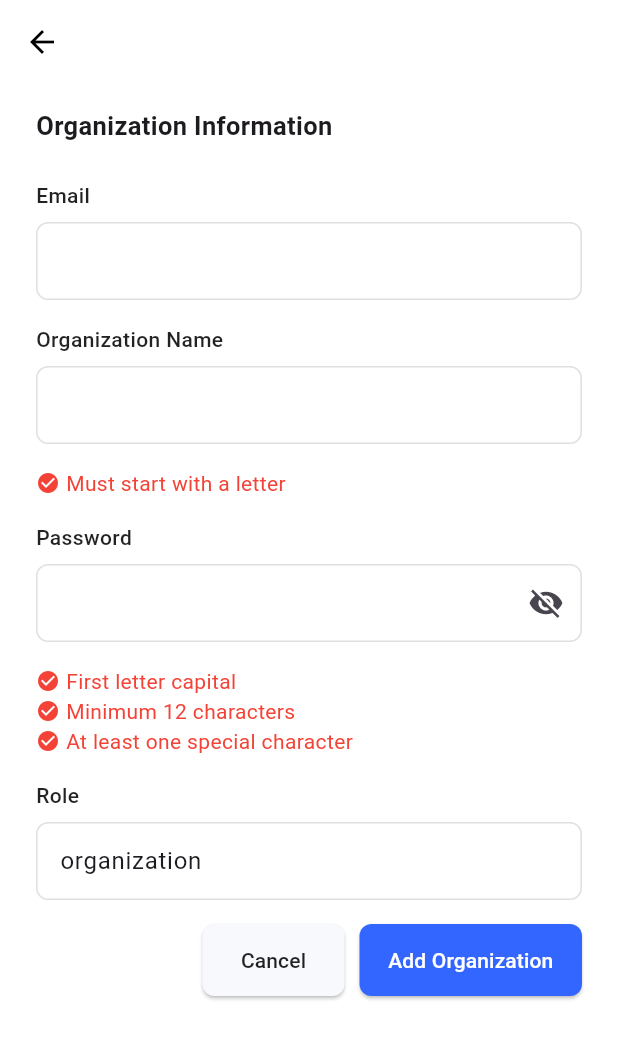
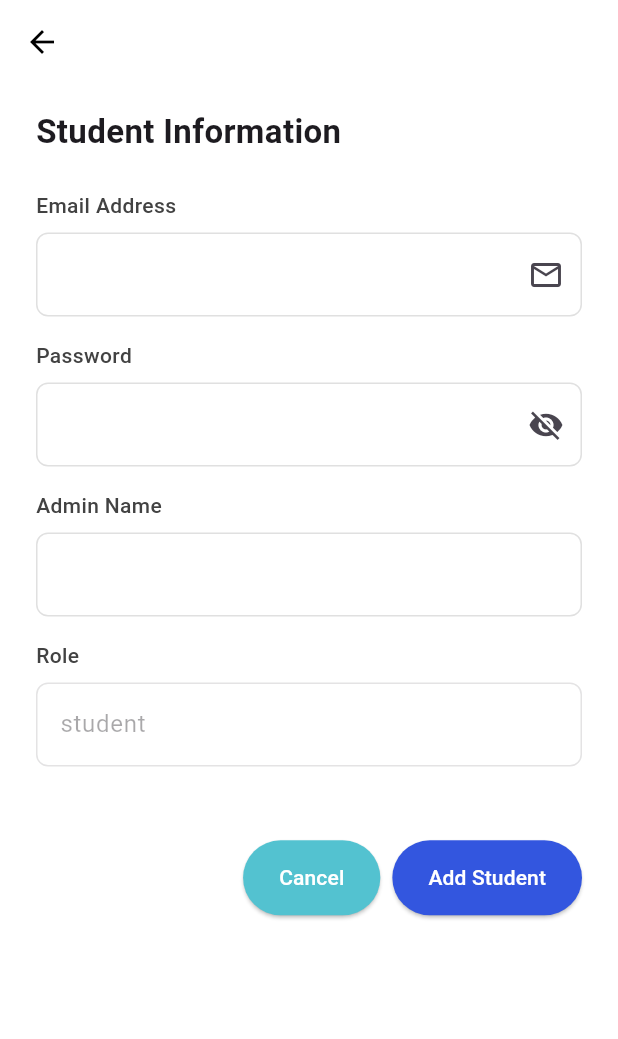
Before and after one commit to Way4Web/ems_project, a Flutter app: the StudentResponsiveHeader widget shown alone on an empty page, opened directly, after a tap on "Add Student", on a phone screen of 412 x 824 dp. Shown: the top 1039 px of the screen. Run offline on Flutter 3.47's test engine with Material 3 defaults, Android fonts, the light colour scheme and no system bars; our stand-ins replace flutter_riverpod, flutter_secure_storage, intl_phone_field, jwt_decoder; accounts and stored records are empty; network calls fail.

Commit message:
Add Student Post API Integration

```diff
--- a/lib/presentation/all_students.dart
+++ b/lib/presentation/all_students.dart
@@ -4,12 +4,12 @@ import 'package:ems_project/providers/student_provider.dart';
 import 'package:flutter/material.dart';
 import 'package:flutter_riverpod/flutter_riverpod.dart';
 
-class StudentScreen extends ConsumerStatefulWidget {
+class AllStudentScreen extends ConsumerStatefulWidget {
   @override
   _StudentScreenState createState() => _StudentScreenState();
 }
 
-class _StudentScreenState extends ConsumerState<StudentScreen> {
+class _StudentScreenState extends ConsumerState<AllStudentScreen> {
   @override
   void initState() {
     // TODO: implement initState
--- a/lib/presentation/sidebar_screen.dart
+++ b/lib/presentation/sidebar_screen.dart
@@ -102,7 +102,7 @@ class SidebarScreen extends ConsumerWidget  {
                       Navigator.push(
                         context,
                         MaterialPageRoute(
-                          builder: (context) => StudentScreen(),
+                          builder: (context) => AllStudentScreen(),
                         ),
                       );
                     },
--- a/lib/presentation/signin_screen.dart
+++ b/lib/presentation/signin_screen.dart
@@ -5,11 +5,8 @@ import 'package:ems_project/presentation/sidebar_screen.dart';
 import 'package:flutter/material.dart';
 import 'package:flutter_riverpod/flutter_riverpod.dart';
 
-import 'add_organisation.dart';
-
 class SignInScreen extends ConsumerStatefulWidget {
   const SignInScreen({Key? key}) : super(key: key);
-
 
   @override
   ConsumerState<SignInScreen> createState() => _SignInScreenState();
@@ -20,9 +17,7 @@ class _SignInScreenState extends ConsumerState<SignInScreen> {
   final TextEditingController _emailCtrl = TextEditingController();
   final TextEditingController _passwordCtrl = TextEditingController();
   bool _obscurePassword = true;
-  bool _rememberMe = false;
   late String role;
-  // get role => null;
 
   @override
   Widget build(BuildContext context) {
--- /dev/null
+++ b/lib/presentation/widget/add_students.dart
@@ -0,0 +1,367 @@
+import 'package:ems_project/Services/login_api.dart';
+import 'package:ems_project/presentation/all_students.dart';
+import 'package:ems_project/presentation/sidebar_screen.dart';
+import 'package:ems_project/providers/add_student_provider.dart';
+import 'package:flutter/material.dart';
+import 'package:flutter_riverpod/flutter_riverpod.dart';
+
+class AddStudents extends ConsumerStatefulWidget {
+  const AddStudents({Key? key}) : super(key: key);
+
+  @override
+  ConsumerState<AddStudents> createState() => _AddStudentsScreenState();
+}
+
+class _AddStudentsScreenState extends ConsumerState<AddStudents> {
+  final _formKey = GlobalKey<FormState>();
+  final TextEditingController _emailCtrl = TextEditingController();
+  final TextEditingController _adminCtrl = TextEditingController();
+  final TextEditingController _passwordCtrl = TextEditingController();
+  bool _obscurePassword = true;
+
+
+  @override
+  void dispose() {
+    // Dispose controllers when the widget is removed
+    _emailCtrl.dispose();
+    _adminCtrl.dispose();
+    _passwordCtrl.dispose();
+    super.dispose();
+  }
+
+
+  @override
+  Widget build(BuildContext context) {
+    return Scaffold(
+      appBar: AppBar(),
+      backgroundColor: Colors.white,
+      body: SingleChildScrollView(
+        padding: const EdgeInsets.symmetric(horizontal: 24.0, vertical: 16.0),
+        child: ConstrainedBox(
+          constraints: const BoxConstraints(maxWidth: 400),
+          child: Column(
+            mainAxisAlignment: MainAxisAlignment.start,
+            crossAxisAlignment: CrossAxisAlignment.start,
+            children: [
+              // WELCOME MESSAGE
+              const Text(
+                'Student Information',
+                style: TextStyle(fontSize: 22, fontWeight: FontWeight.bold),
+              ),
+
+              const SizedBox(height: 24),
+
+              // FORM
+              Form(
+                key: _formKey,
+                child: Column(
+                  crossAxisAlignment: CrossAxisAlignment.start,
+                  children: [
+                    // EMAIL FIELD
+                    Column(
+                      crossAxisAlignment: CrossAxisAlignment.start,
+                      children: [
+                        Text(
+                          'Email Address',
+                          style: TextStyle(
+                            fontSize: 14,
+                            fontWeight: FontWeight.w500,
+                            color: Colors.grey[800],
+                          ),
+                        ),
+                        const SizedBox(height: 8),
+                        TextFormField(
+                          controller: _emailCtrl,
+                          decoration: InputDecoration(
+                            border: OutlineInputBorder(
+                              borderRadius: BorderRadius.circular(8),
+                              borderSide: const BorderSide(
+                                color: Color(0xFFDCE0E5),
+                              ),
+                            ),
+                            focusedBorder: OutlineInputBorder(
+                              borderRadius: BorderRadius.circular(8),
+                              borderSide: const BorderSide(
+                                color: Color(0xFFDCE0E5),
+                                width: 1.0,
+                              ),
+                            ),
+                            enabledBorder: OutlineInputBorder(
+                              borderRadius: BorderRadius.circular(8),
+                              borderSide: BorderSide(
+                                color: Color(
+                                  0xFFE0E0E0,
+                                ), // Light grey color for enabled state
+                              ),
+                            ),
+                            suffixIcon: Icon(Icons.email_outlined),
+                          ),
+                          keyboardType: TextInputType.emailAddress,
+                          validator: (value) {
+                            if (value == null || value.isEmpty) {
+                              return 'Please enter your email';
+                            }
+                            return null;
+                          },
+                        ),
+                      ],
+                    ),
+                    const SizedBox(height: 16),
+
+                    // PASSWORD FIELD
+                    Column(
+                      crossAxisAlignment: CrossAxisAlignment.start,
+                      children: [
+                        Text(
+                          'Password',
+                          style: TextStyle(
+                            fontSize: 14,
+                            fontWeight: FontWeight.w500,
+                            color: Colors.grey[800],
+                          ),
+                        ),
+                        const SizedBox(height: 8),
+                        TextFormField(
+                          controller: _passwordCtrl,
+                          obscureText: _obscurePassword,
+                          decoration: InputDecoration(
+                            border: OutlineInputBorder(
+                              borderRadius: BorderRadius.circular(8),
+                              borderSide: const BorderSide(
+                                color: Color(0xFFDCE0E5),
+                              ),
+                            ),
+                            focusedBorder: OutlineInputBorder(
+                              borderRadius: BorderRadius.circular(8),
+                              borderSide: const BorderSide(
+                                color: Color(0xFFE0E0E0),
+                                // width: 2.0,
+                              ),
+                            ),
+                            enabledBorder: OutlineInputBorder(
+                              borderRadius: BorderRadius.circular(8),
+                              borderSide: BorderSide(
+                                color: Color(
+                                  0xFFE0E0E0,
+                                ), // Light grey color for enabled state
+                              ),
+                            ),
+
+                            suffixIcon: IconButton(
+                              icon: Icon(
+                                _obscurePassword
+                                    ? Icons.visibility_off
+                                    : Icons.visibility,
+                              ),
+                              onPressed: () {
+                                setState(() {
+                                  _obscurePassword = !_obscurePassword;
+                                });
+                              },
+                            ),
+                          ),
+                          validator: (value) {
+                            if (value == null || value.isEmpty) {
+                              return 'Please enter your password';
+                            }
+                            return null;
+                          },
+                        ),
+                      ],
+                    ),
+                    const SizedBox(height: 16),
+                    Column(
+                      crossAxisAlignment: CrossAxisAlignment.start,
+                      children: [
+                        Text(
+                          'Admin Name',
+                          style: TextStyle(
+                            fontSize: 14,
+                            fontWeight: FontWeight.w500,
+                            color: Colors.grey[800],
+                          ),
+                        ),
+                        const SizedBox(height: 8),
+                        TextFormField(
+                          controller: _adminCtrl,
+                          decoration: InputDecoration(
+                            border: OutlineInputBorder(
+                              borderRadius: BorderRadius.circular(8),
+                              borderSide: const BorderSide(
+                                color: Color(0xFFDCE0E5),
+                              ),
+                            ),
+                            focusedBorder: OutlineInputBorder(
+                              borderRadius: BorderRadius.circular(8),
+                              borderSide: const BorderSide(
+                                color: Color(0xFFDCE0E5),
+                                width: 1.0,
+                              ),
+                            ),
+                            enabledBorder: OutlineInputBorder(
+                              borderRadius: BorderRadius.circular(8),
+                              borderSide: BorderSide(
+                                color: Color(
+                                  0xFFE0E0E0,
+                                ), // Light grey color for enabled state
+                              ),
+                            ),
+                            // suffixIcon: Icon(Icons.email_outlined),
+                          ),
+                          keyboardType: TextInputType.emailAddress,
+                          validator: (value) {
+                            if (value == null || value.isEmpty) {
+                              return 'Please enter your email';
+                            }
+                            return null;
+                          },
+                        ),
+                      ],
+                    ),
+                    const SizedBox(height: 16),
+                    Column(
+                      crossAxisAlignment: CrossAxisAlignment.start,
+                      children: [
+                        Text(
+                          'Role',
+                          style: TextStyle(
+                            fontSize: 14,
+                            fontWeight: FontWeight.w500,
+                            color: Colors.grey[800],
+                          ),
+                        ),
+                        const SizedBox(height: 8),
+                        TextFormField(
+                          // controller: _adminCtrl,
+                          decoration: InputDecoration(
+                            hintText: "student",
+                            enabled: false,
+                            border: OutlineInputBorder(
+                              borderRadius: BorderRadius.circular(8),
+                              borderSide: const BorderSide(
+                                color: Color(0xFFDCE0E5),
+                              ),
+                            ),
+                            focusedBorder: OutlineInputBorder(
+                              borderRadius: BorderRadius.circular(8),
+                              borderSide: const BorderSide(
+                                color: Color(0xFFDCE0E5),
+                                width: 1.0,
+                              ),
+                            ),
+                            enabledBorder: OutlineInputBorder(
+                              borderRadius: BorderRadius.circular(8),
+                              borderSide: BorderSide(
+                                color: Color(
+                                  0xFFE0E0E0,
+                                ), // Light grey color for enabled state
+                              ),
+                            ),
+                            // suffixIcon: Icon(Icons.email_outlined),
+                          ),
+                          // keyboardType: TextInputType.emailAddress,
+                          // validator: (value) {
+                          //   if (value == null || value.isEmpty) {
+                          //     return 'Please enter your email';
+                          //   }
+                          //   return null;
+                          // },
+                        ),
+                      ],
+                    ),
+
+                    const SizedBox(height: 8),
+                  ],
+                ),
+              ),
+              SizedBox(height: MediaQuery
+                  .of(context)
+                  .size
+                  .height * 0.05),
+
+              Row(
+                mainAxisAlignment: MainAxisAlignment.end,
+                // mainAxisSize: MainAxisSize.min,
+                children: [
+                  ElevatedButton(
+                    style: ButtonStyle(
+                      backgroundColor: WidgetStateProperty.all(
+                          Color(0xff53C2D0)),
+                      foregroundColor: WidgetStateProperty.all(Colors.white),
+                      minimumSize: WidgetStateProperty.all(
+                          Size(20, 50)), // Set the width and height
+
+                    ),
+                    onPressed: () {
+                      // Cancel button returns false
+                      // Navigator.pushReplacement(
+                      //   context,
+                      //   MaterialPageRoute(builder: (context) => AllStudentScreen()),
+                      // ); // Replace with AllStudentsScreen
+                      Navigator.pop(context);
+                    },
+                    child: Text('Cancel'),
+                  ),
+                  SizedBox(width: 8,),
+
+                  ElevatedButton(
+                    style: ButtonStyle(
+                      backgroundColor: WidgetStateProperty.all(
+                          Color(0xff3356DF)),
+                      foregroundColor: WidgetStateProperty.all(Colors.white),
+                      minimumSize: WidgetStateProperty.all(
+                          Size(20, 50)), // Set the width and height
+
+                    ),
+                    child: Text('Add Student'),
+
+
+                    onPressed: () async {
+                      final admin = _adminCtrl.text.trim();
+                      final email = _emailCtrl.text.trim();
+                      final password = _passwordCtrl.text.trim();
+                      // final organizationId = organizationIdController.text.trim();
+
+                      if (admin.isEmpty || email.isEmpty || password.isEmpty) {
+                        ScaffoldMessenger.of(context).showSnackBar(
+                          SnackBar(content: Text("All fields are required.")),
+                        );
+                        return;
+                      }
+
+                      final success = await ref.read(
+                          addStudentProvider.notifier).createStudent(
+                          email, password, admin, context);
+
+                      if (success) {
+                        ScaffoldMessenger.of(context).showSnackBar(
+                          SnackBar(content: Text(
+                              "Student added successfully!")),
+                        );
+                        // Navigator.pushReplacement(
+                        //   context,
+                        //   MaterialPageRoute(builder: (context) => AllStudentScreen()),
+                        // ); // Replace with AllStudentsScreen
+                        Navigator.pop(context);
+
+                        // Navigator.pop(context); // Navigate back to the previous screen
+                      } else {
+                        ScaffoldMessenger.of(context).showSnackBar(
+                          SnackBar(content: Text(
+                              "Failed to add student. Please try again later.")),
+                        );
+                      }
+                    },
+
+                  ),
+
+                ],
+              )
+
+            ],
+          ),
+        ),
+      ),
+    );
+  }
+}
--- a/lib/presentation/widget/students_responsive_header.dart
+++ b/lib/presentation/widget/students_responsive_header.dart
@@ -1,7 +1,7 @@
-import 'package:ems_project/presentation/add_organisation.dart';
 import 'package:ems_project/providers/organizations_provider.dart';
 import 'package:flutter/material.dart';
 import 'package:flutter_riverpod/flutter_riverpod.dart';
+import 'add_students.dart';
 
 class StudentResponsiveHeader extends ConsumerWidget {
   const StudentResponsiveHeader({Key? key}) : super(key: key);
@@ -37,10 +37,10 @@ class StudentResponsiveHeader extends ConsumerWidget {
           ),
           onPressed: () {
             // TODO: Add your onPressed logic
-            Navigator.pushReplacement(
+            Navigator.push(
               context,
               MaterialPageRoute(
-                builder: (context) => AddOrganisation(),
+                builder: (context) => AddStudents(),
               ),
             ).then((_) {
               ref
```
Also changed, not shown: lib/Services/create_student_service.dart (added, +67 -0 lines), lib/providers/add_student_provider.dart (added, +69 -0 lines).
